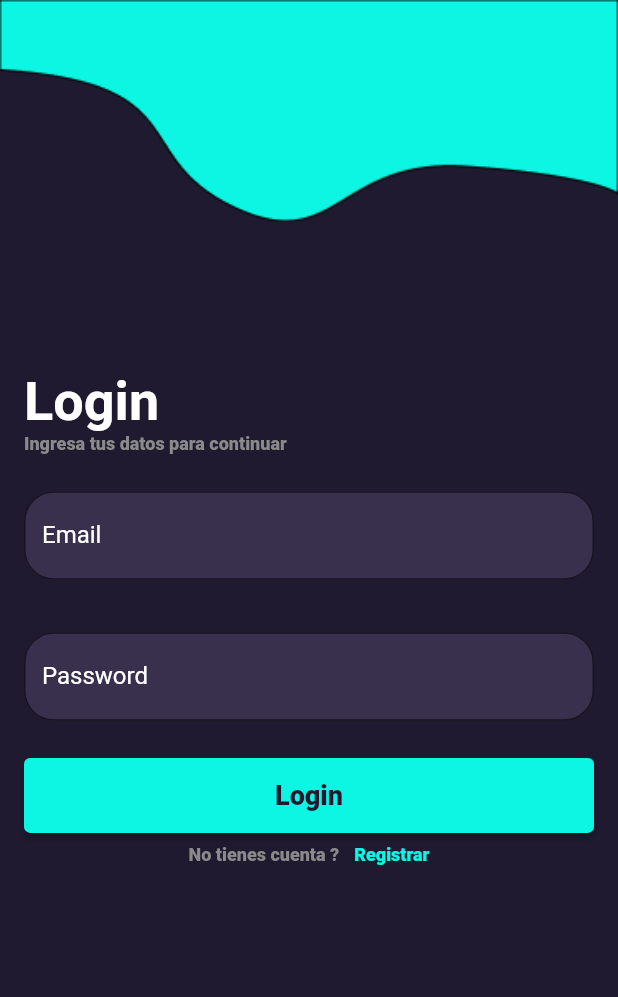
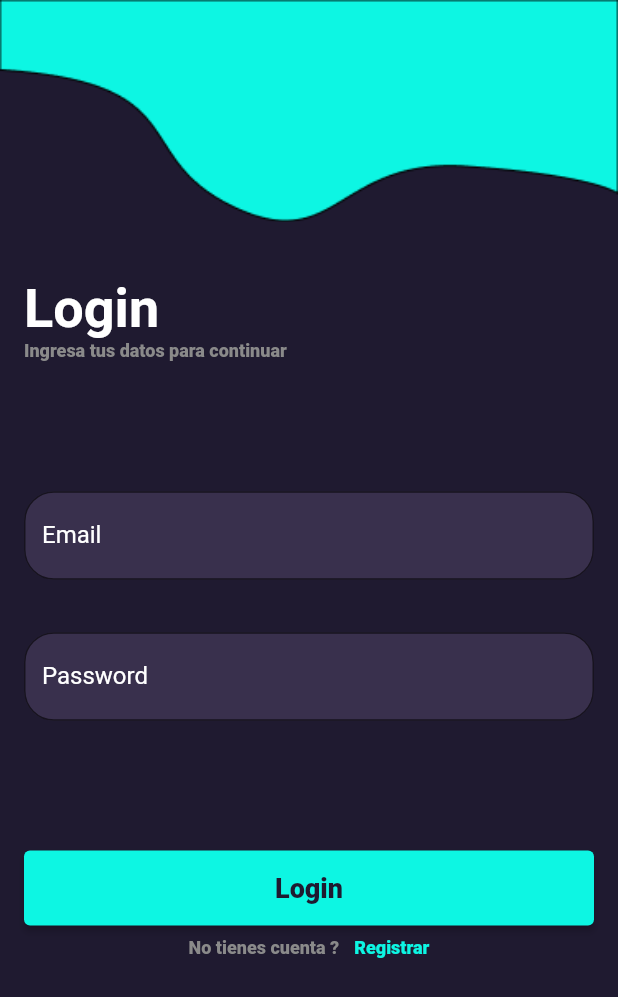
Before and after one commit to MaicolAvila/movie_app, a Flutter app: the screen it shows after launch, on a phone screen of 412 x 824 dp. Shown: the top 997 px of the screen. Run offline on Flutter 3.47's test engine with Material 2 defaults, Android fonts, the phone set to English and light mode, and no system bars; our stand-ins replace auto_size_text, cached_network_image, cloud_firestore, equatable, firebase_auth, firebase_core and 11 more; missing offline and left inert: flutter_facebook_auth; accounts and stored records are empty; statements that could not run were skipped.

Commit message:
Update style of SignIn

```diff
--- a/lib/pages/signin/SignIn.dart
+++ b/lib/pages/signin/SignIn.dart
@@ -54,10 +54,11 @@ class _SignInState extends State<SignIn> {
                     Form(
                       child: KeyboardVisibilityBuilder(
                           builder: (context, visible) {
+                        print(visible);
                         return Container(
                           height: visible
-                              ? MediaQuery.of(context).size.height * 0.8
-                              : MediaQuery.of(context).size.height * 0.5,
+                              ? MediaQuery.of(context).size.height * 0.5
+                              : MediaQuery.of(context).size.height * 0.8,
                           padding: EdgeInsets.all(16),
                           child: Column(
                             mainAxisSize: MainAxisSize.max,
```
